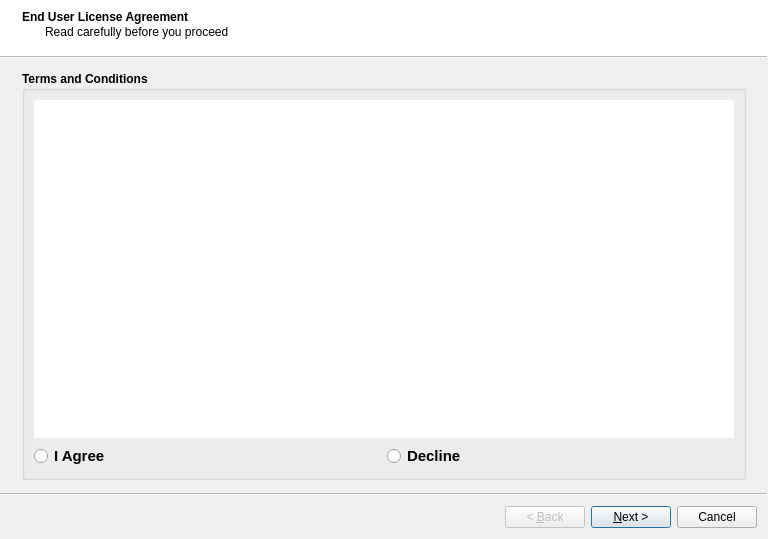
The window that ui/wizard/ui_stdm_config.ui (gltn/stdm) describes before a commit, drawn with Qt 5.
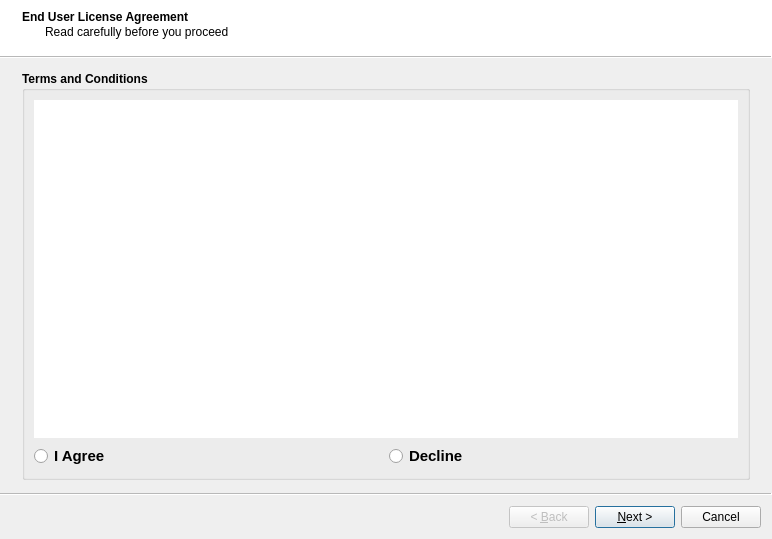
The same window after the commit. Icons and pictures are not drawn.

The edit to the form file:
```diff
--- a/ui/wizard/ui_stdm_config.ui
+++ b/ui/wizard/ui_stdm_config.ui
@@ -9,7 +9,7 @@
    <rect>
     <x>0</x>
     <y>0</y>
-    <width>768</width>
+    <width>772</width>
     <height>539</height>
    </rect>
   </property>
@@ -21,7 +21,7 @@
   </property>
   <property name="minimumSize">
    <size>
-    <width>480</width>
+    <width>520</width>
     <height>100</height>
    </size>
   </property>
```
Left out of the diff: 133 changed lines with no effect on the pictures. Lines whose indentation alone changed are shown as unchanged.
